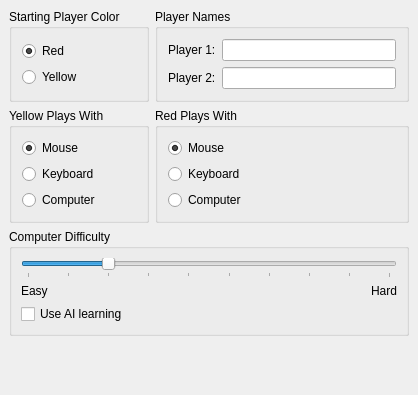
Old version of the form src/settings.ui in the repository KDE/kfourinline.
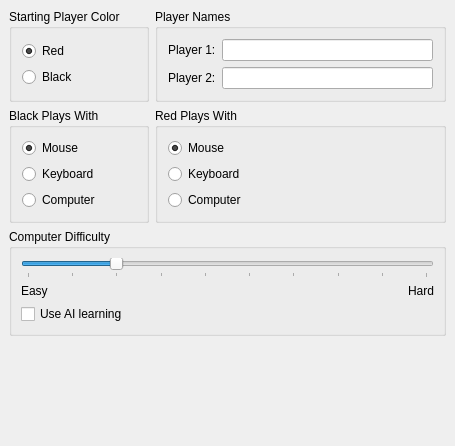
New version of the form.

Commit message: change the white ball to black and harmonize the config dialog for that (yellow before)

```diff
--- a/src/settings.ui
+++ b/src/settings.ui
@@ -5,8 +5,8 @@
    <rect>
     <x>0</x>
     <y>0</y>
-    <width>410</width>
-    <height>395</height>
+    <width>455</width>
+    <height>446</height>
    </rect>
   </property>
   <layout class="QGridLayout" >
@@ -158,7 +158,7 @@
    <item row="1" column="0" >
     <widget class="QGroupBox" name="Input0" >
      <property name="title" >
-      <string>Yellow Plays With</string>
+      <string>Black Plays With</string>
      </property>
      <layout class="QVBoxLayout" >
       <property name="margin" >
@@ -298,7 +298,7 @@
         <item>
          <widget class="QRadioButton" name="kcfg_startcolouryellow" >
           <property name="text" >
-           <string>Yellow</string>
+           <string>Black</string>
           </property>
          </widget>
         </item>
```
The commit also changes 1 other file.
